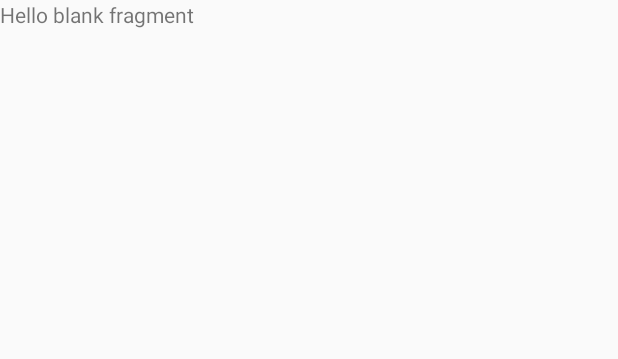
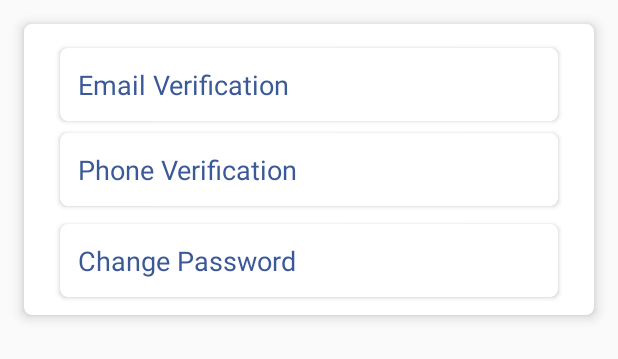
Before and after one commit to LowSpeeddevelopers/Easy_Business_Card, an Android app: the layout fragment_security.xml on its own in the app's theme, with its tools: preview values and no code run, on a phone screen of 412 x 824 dp. Shown: the top 359 px of the screen. Run offline under Robolectric (Android 15) with nearby library versions, the phone set to English and light mode, and no system bars; Roboto replaces fonts that are not available here.

Commit message:
security fragment

```diff
--- a/app/src/main/res/layout/fragment_security.xml
+++ b/app/src/main/res/layout/fragment_security.xml
@@ -3,12 +3,92 @@
     xmlns:tools="http://schemas.android.com/tools"
     android:layout_width="match_parent"
     android:layout_height="match_parent"
-    tools:context=".Job.Fragment.SecurityFragment">
+    xmlns:app="http://schemas.android.com/apk/res-auto"
+    xmlns:card_view="http://schemas.android.com/apk/res-auto"
+    tools:context=".Job.Fragment.SettingsFragment">
 
-    <!-- TODO: Update blank fragment layout -->
-    <TextView
+    <LinearLayout
         android:layout_width="match_parent"
         android:layout_height="match_parent"
-        android:text="@string/hello_blank_fragment" />
+        android:orientation="vertical">
 
+        <androidx.cardview.widget.CardView
+            android:layout_width="match_parent"
+            android:layout_height="wrap_content"
+            android:layout_margin="16dp"
+            card_view:cardElevation="5dp"
+            card_view:cardCornerRadius="5dp"
+            >
+
+            <LinearLayout
+                android:layout_width="match_parent"
+                android:layout_height="match_parent"
+                android:paddingStart="16dp"
+                android:paddingEnd="16dp"
+                android:paddingBottom="8dp"
+                android:paddingTop="8dp"
+                android:orientation="vertical">
+
+                <androidx.cardview.widget.CardView
+                    android:layout_width="match_parent"
+                    android:layout_height="wrap_content"
+                    card_view:cardElevation="2dp"
+                    card_view:cardCornerRadius="5dp"
+                    android:layout_marginTop="8dp"
+                    android:layout_marginStart="8dp"
+                    android:layout_marginEnd="8dp"
+                    android:id="@+id/email_veri1"
+                    android:layout_marginBottom="4dp">
+                    <TextView
+                        android:id="@+id/email_veri2"
+                        android:layout_width="match_parent"
+                        android:layout_height="wrap_content"
+                        android:text="Email Verification"
+                        android:textColor="@color/colorPrimary"
+                        android:padding="12dp"
+                        android:textSize="18sp" />
+                </androidx.cardview.widget.CardView>
+                <androidx.cardview.widget.CardView
+                    android:layout_width="match_parent"
+                    android:layout_height="wrap_content"
+                    card_view:cardElevation="2dp"
+                    card_view:cardCornerRadius="5dp"
+                    android:layout_marginTop="4dp"
+                    android:id="@+id/phone_veri1"
+                    android:layout_marginStart="8dp"
+                    android:layout_marginEnd="8dp"
+                    android:layout_marginBottom="4dp">
+                    <TextView
+                        android:layout_width="match_parent"
+                        android:layout_height="wrap_content"
+                        android:text="Phone Verification"
+                        android:id="@+id/phone_veri2"
+                        android:textColor="@color/colorPrimary"
+                        android:padding="12dp"
+                        android:textSize="18sp" />
+                </androidx.cardview.widget.CardView>
+
+                <androidx.cardview.widget.CardView
+                    android:layout_width="match_parent"
+                    android:layout_height="wrap_content"
+                    card_view:cardElevation="2dp"
+                    card_view:cardCornerRadius="5dp"
+                    android:layout_marginTop="8dp"
+                    android:layout_marginStart="8dp"
+                    android:id="@+id/change_pass1"
+                    android:layout_marginEnd="8dp"
+                    android:layout_marginBottom="4dp">
+                    <TextView
+                        android:layout_width="match_parent"
+                        android:layout_height="wrap_content"
+                        android:text="Change Password"
+                        android:textColor="@color/colorPrimary"
+                        android:id="@+id/change_pass2"
+                        android:padding="12dp"
+                        android:textSize="18sp" />
+                </androidx.cardview.widget.CardView>
+
+            </LinearLayout>
+        </androidx.cardview.widget.CardView>
+    </LinearLayout>
 </FrameLayout>
```
